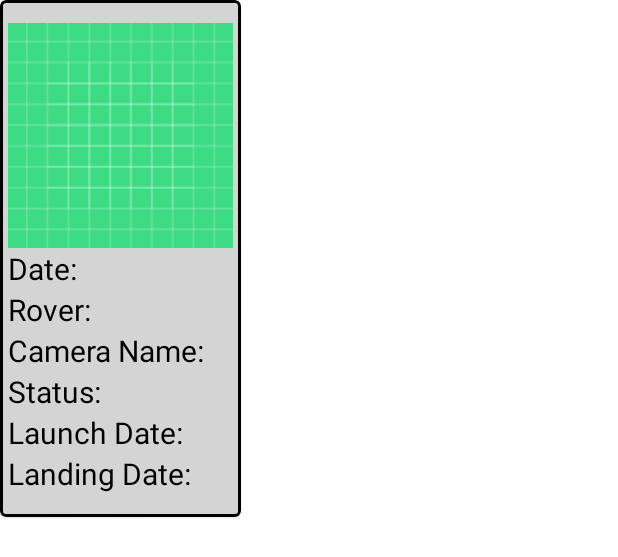
After one commit to upskubra/NasaApp, an Android app: the layout fragment_photo_info_dialog.xml on its own in the app's theme, with its tools: preview values and no code run, on a phone screen of 412 x 824 dp. The commit adds this screen. Shown: the top 557 px of the screen. Run offline under Robolectric (Android 15) with nearby library versions, the phone set to English and light mode, and no system bars.

Commit message:
add PhotoInfoDialog

```diff
--- a/app/src/main/java/com/kubrayildirim/nasaapp/ui/curiosity/CuriosityFragment.kt
+++ b/app/src/main/java/com/kubrayildirim/nasaapp/ui/curiosity/CuriosityFragment.kt
@@ -11,6 +11,7 @@ import androidx.lifecycle.lifecycleScope
 import com.kubrayildirim.nasaapp.adapter.BaseAdapter
 import com.kubrayildirim.nasaapp.data.model.Photo
 import com.kubrayildirim.nasaapp.databinding.FragmentCuriosityBinding
+import com.kubrayildirim.nasaapp.ui.PhotoInfoDialogFragment
 import dagger.hilt.android.AndroidEntryPoint
 import kotlinx.coroutines.launch
 
@@ -47,8 +48,9 @@ class CuriosityFragment : Fragment() {
 
     private fun initRecycler(list: List<Photo>) {
         binding.rvCuriosity.apply {
-            adapter = BaseAdapter(list)
+            adapter = BaseAdapter(list, BaseAdapter.OnClickListener {
+                PhotoInfoDialogFragment(it).show(childFragmentManager, PhotoInfoDialogFragment.TAG)
+            })
         }
-
     }
 }
--- a/app/src/main/java/com/kubrayildirim/nasaapp/ui/opportunity/OpportunityFragment.kt
+++ b/app/src/main/java/com/kubrayildirim/nasaapp/ui/opportunity/OpportunityFragment.kt
@@ -11,6 +11,7 @@ import androidx.lifecycle.lifecycleScope
 import com.kubrayildirim.nasaapp.adapter.BaseAdapter
 import com.kubrayildirim.nasaapp.data.model.Photo
 import com.kubrayildirim.nasaapp.databinding.FragmentOpportunityBinding
+import com.kubrayildirim.nasaapp.ui.PhotoInfoDialogFragment
 import dagger.hilt.android.AndroidEntryPoint
 import kotlinx.coroutines.launch
 
@@ -47,8 +48,9 @@ class OpportunityFragment : Fragment() {
 
     private fun initRecycler(list: List<Photo>) {
         binding.rvOpportunity.apply {
-            adapter = BaseAdapter(list)
+            adapter = BaseAdapter(list, BaseAdapter.OnClickListener {
+                PhotoInfoDialogFragment(it).show(childFragmentManager, PhotoInfoDialogFragment.TAG)
+            })
         }
-
     }
 }
--- a/app/src/main/java/com/kubrayildirim/nasaapp/ui/spirit/SpiritFragment.kt
+++ b/app/src/main/java/com/kubrayildirim/nasaapp/ui/spirit/SpiritFragment.kt
@@ -11,6 +11,7 @@ import androidx.lifecycle.lifecycleScope
 import com.kubrayildirim.nasaapp.adapter.BaseAdapter
 import com.kubrayildirim.nasaapp.data.model.Photo
 import com.kubrayildirim.nasaapp.databinding.FragmentSpiritBinding
+import com.kubrayildirim.nasaapp.ui.PhotoInfoDialogFragment
 import dagger.hilt.android.AndroidEntryPoint
 import kotlinx.coroutines.launch
 
@@ -47,8 +48,9 @@ class SpiritFragment : Fragment() {
 
     private fun initRecycler(list: List<Photo>) {
         binding.rvSpirit.apply {
-            adapter = BaseAdapter(list)
+            adapter = BaseAdapter(list, BaseAdapter.OnClickListener {
+                PhotoInfoDialogFragment(it).show(childFragmentManager, PhotoInfoDialogFragment.TAG)
+            })
         }
-
     }
 }
--- /dev/null
+++ b/app/src/main/res/layout/fragment_photo_info_dialog.xml
@@ -0,0 +1,77 @@
+<?xml version="1.0" encoding="utf-8"?>
+<com.google.android.material.circularreveal.cardview.CircularRevealCardView xmlns:android="http://schemas.android.com/apk/res/android"
+    xmlns:app="http://schemas.android.com/apk/res-auto"
+    xmlns:tools="http://schemas.android.com/tools"
+    android:layout_width="wrap_content"
+    android:layout_height="wrap_content"
+    app:cardBackgroundColor="@color/transparent"
+    app:strokeWidth="2dp"
+    app:strokeColor="@color/black"
+    tools:context=".ui.PhotoInfoDialogFragment">
+
+    <androidx.appcompat.widget.LinearLayoutCompat
+        android:layout_width="match_parent"
+        android:layout_height="match_parent"
+        android:layout_marginVertical="10dp"
+        android:orientation="vertical"
+        android:padding="5dp"
+        android:textAlignment="textStart">
+
+        <androidx.appcompat.widget.AppCompatImageView
+            android:id="@+id/iv_photo"
+            android:layout_width="150dp"
+            android:layout_height="150dp"
+            android:layout_gravity="center"
+            android:src="@drawable/ic_launcher_background">
+
+        </androidx.appcompat.widget.AppCompatImageView>
+
+        <com.google.android.material.textview.MaterialTextView
+            android:id="@+id/txt_date"
+            android:layout_width="wrap_content"
+            android:layout_height="wrap_content"
+            android:text="Date: "
+            android:textColor="@color/black"
+            android:textSize="20sp" />
+
+        <com.google.android.material.textview.MaterialTextView
+            android:id="@+id/txt_rover_name"
+            android:layout_width="wrap_content"
+            android:layout_height="wrap_content"
+            android:text="Rover: "
+            android:textColor="@color/black"
+            android:textSize="20sp" />
+
+        <com.google.android.material.textview.MaterialTextView
+            android:id="@+id/txt_cam_name"
+            android:layout_width="wrap_content"
+            android:layout_height="wrap_content"
+            android:text="Camera Name: "
+            android:textColor="@color/black"
+            android:textSize="20sp" />
+
+        <com.google.android.material.textview.MaterialTextView
+            android:id="@+id/txt_status"
+            android:layout_width="wrap_content"
+            android:layout_height="wrap_content"
+            android:text="Status: "
+            android:textColor="@color/black"
+            android:textSize="20sp" />
+
+        <com.google.android.material.textview.MaterialTextView
+            android:id="@+id/txt_launch_date"
+            android:layout_width="wrap_content"
+            android:layout_height="wrap_content"
+            android:text="Launch Date: "
+            android:textColor="@color/black"
+            android:textSize="20sp" />
+
+        <com.google.android.material.textview.MaterialTextView
+            android:id="@+id/txt_landing_date"
+            android:layout_width="wrap_content"
+            android:layout_height="wrap_content"
+            android:text="Landing Date: "
+            android:textColor="@color/black"
+            android:textSize="20sp" />
+    </androidx.appcompat.widget.LinearLayoutCompat>
+</com.google.android.material.circularreveal.cardview.CircularRevealCardView>
```
Also changed, not shown: app/src/main/java/com/kubrayildirim/nasaapp/ui/PhotoInfoDialogFragment.kt (added, +40 -0 lines).
